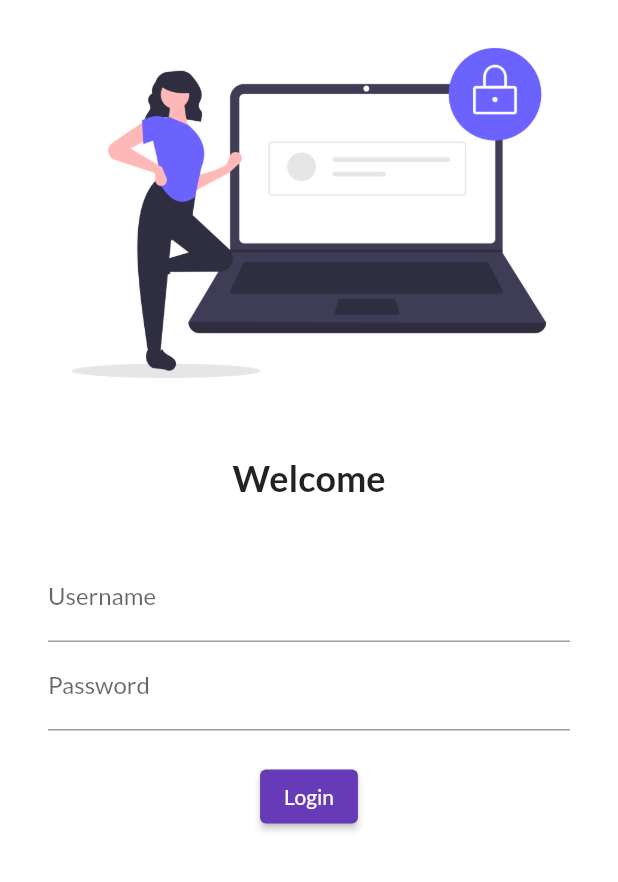
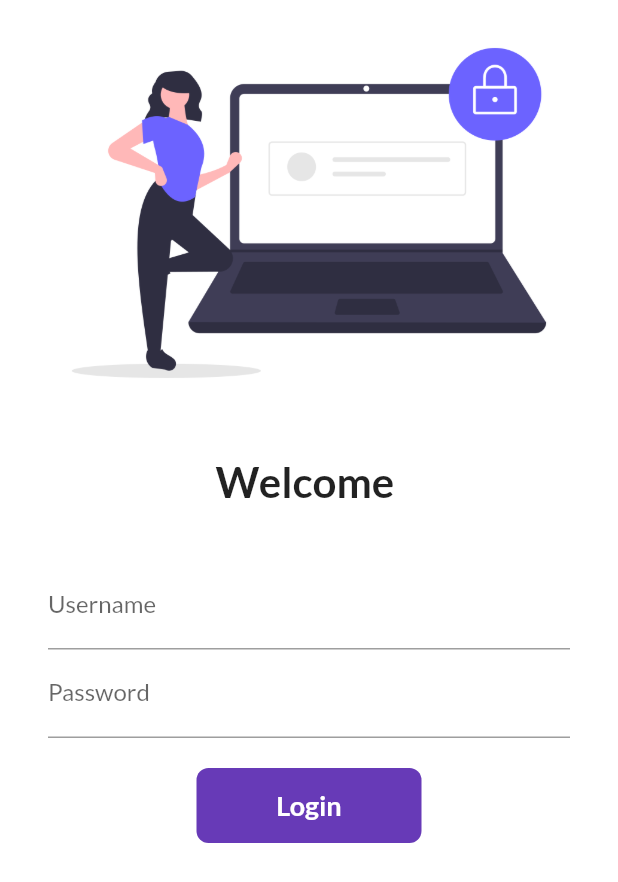
Before and after one commit to sushmitsatish/30DaysOfFlutter, a Flutter app: the screen it shows after launch, on a phone screen of 412 x 824 dp. Shown: the top 882 px of the screen. Run offline on Flutter 3.47's test engine with Material 2 defaults, Android fonts, the phone set to English and light mode, and no system bars; our stand-ins replace google_fonts.

Commit message:
day 6 completed

```diff
--- a/lib/main.dart
+++ b/lib/main.dart
@@ -1,6 +1,7 @@
 import 'package:flutter/material.dart';
 import 'package:flutter_catalogue/screens/home_page.dart';
 import 'package:flutter_catalogue/screens/login_page.dart';
+import 'package:flutter_catalogue/utils/routes.dart';
 import 'package:google_fonts/google_fonts.dart';
 
 void main() {
@@ -22,8 +23,8 @@ class MyApp extends StatelessWidget {
       initialRoute: "/",
       routes: {
         "/": (context) => LoginPage(),
-        "/home": (context) => HomePage(),
-        "/login": (context) => LoginPage(),
+        MyRoutes.homeRoute: (context) => HomePage(),
+        MyRoutes.loginRoute: (context) => LoginPage(),
       },
     );
   }
--- a/lib/screens/login_page.dart
+++ b/lib/screens/login_page.dart
@@ -1,10 +1,20 @@
 import 'package:flutter/material.dart';
+import 'package:flutter_catalogue/utils/routes.dart';
 
-class LoginPage extends StatelessWidget {
+class LoginPage extends StatefulWidget {
+  @override
+  State<LoginPage> createState() => _LoginPageState();
+}
+
+class _LoginPageState extends State<LoginPage> {
+  String name = "";
+  bool changeButton = false;
+
   @override
   Widget build(BuildContext context) {
     return Material(
         color: Colors.white,
+        child: SingleChildScrollView(
           child: Column(
             children: [
               Image.asset(
@@ -15,9 +25,9 @@ class LoginPage extends StatelessWidget {
                 height: 20.0,
               ),
               Text(
-              "Welcome",
+                "Welcome $name",
                 style: TextStyle(
-                fontSize: 24,
+                  fontSize: 28,
                   fontWeight: FontWeight.bold,
                 ),
               ),
@@ -25,13 +35,19 @@ class LoginPage extends StatelessWidget {
                 height: 20.0,
               ),
               Padding(
-              padding:
-                  const EdgeInsets.symmetric(vertical: 16.0, horizontal: 32.0),
+                padding: const EdgeInsets.symmetric(
+                    vertical: 16.0, horizontal: 32.0),
                 child: Column(
                   children: [
                     TextFormField(
                       decoration: InputDecoration(
-                        hintText: "Enter username", labelText: "Username"),
+                        hintText: "Enter username",
+                        labelText: "Username",
+                      ),
+                      onChanged: (value) {
+                        name = value;
+                        setState(() {});
+                      },
                     ),
                     TextFormField(
                       obscureText: true,
@@ -41,17 +57,52 @@ class LoginPage extends StatelessWidget {
                     SizedBox(
                       height: 20.0,
                     ),
-                  ElevatedButton(
-                    child: Text("Login"),
-                    style: TextButton.styleFrom(),
-                    onPressed: () {
-                      print("Hey!");
+
+                    InkWell(
+                      onTap: () async {
+                        setState(() {
+                          changeButton = true;
+                        });
+
+                        await Future.delayed(Duration(seconds: 1));
+                        Navigator.pushNamed(context, MyRoutes.homeRoute);
                       },
+                      child: AnimatedContainer(
+                        duration: Duration(seconds: 1),
+                        width: changeButton ? 50 : 150,
+                        height: 50,
+                        alignment: Alignment.center,
+                        child: changeButton
+                            ? Icon(Icons.done, color: Colors.white)
+                            : Text(
+                                "Login",
+                                style: TextStyle(
+                                    color: Colors.white,
+                                    fontWeight: FontWeight.bold,
+                                    fontSize: 18),
+                              ),
+                        decoration: BoxDecoration(
+                            color: Colors.deepPurple,
+                            // shape: changeButton
+                            //     ? BoxShape.circle
+                            //     : BoxShape.rectangle,
+                            borderRadius:
+                                BorderRadius.circular(changeButton ? 50 : 8)),
+                      ),
                     )
+
+                    // ElevatedButton(
+                    //   child: Text("Login"),
+                    //   style: TextButton.styleFrom(minimumSize: Size(150, 40)),
+                    //   onPressed: () {
+                    //
+                    //   },
+                    // )
                   ],
                 ),
               )
             ],
+          ),
         ));
   }
 }
--- /dev/null
+++ b/lib/utils/routes.dart
@@ -0,0 +1,4 @@
+class MyRoutes {
+  static String loginRoute = "/login";
+  static String homeRoute = '/home';
+}
```
Lines whose indentation alone changed are shown as unchanged.
